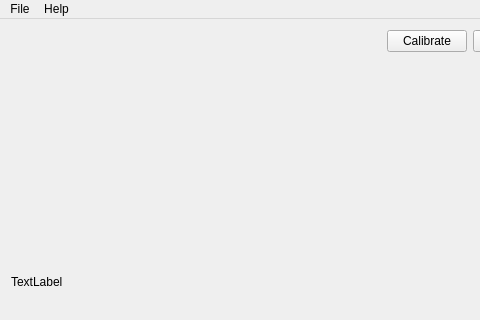
Eduzc07/Maxim, file CppProjects/CameraCalibration/src/mainwindow.ui: the form before one commit; both pictures show x 0 to 480 and y 0 to 320 of the 644 by 567 pixel window.
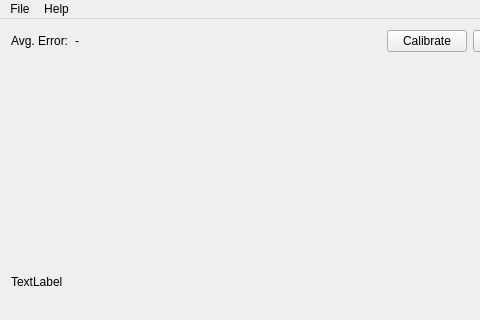
The form after the commit.

Patch:
```diff
--- a/CppProjects/CameraCalibration/src/mainwindow.ui
+++ b/CppProjects/CameraCalibration/src/mainwindow.ui
@@ -75,6 +75,20 @@
     </item>
     <item row="0" column="0" colspan="4">
      <layout class="QHBoxLayout" name="horizontalLayout_2">
+      <item>
+       <widget class="QLabel" name="label">
+        <property name="text">
+         <string>Avg. Error:</string>
+        </property>
+       </widget>
+      </item>
+      <item>
+       <widget class="QLabel" name="label_error">
+        <property name="text">
+         <string>-</string>
+        </property>
+       </widget>
+      </item>
       <item>
        <spacer name="horizontalSpacer">
         <property name="orientation">
```
Left out of the diff: 2 changed lines with no effect on the pictures.
